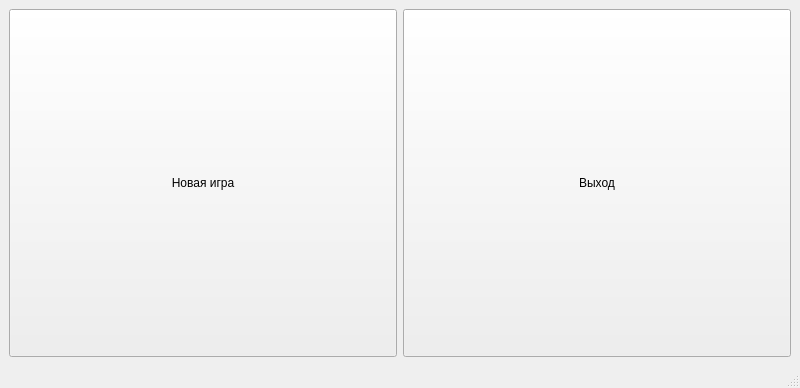
Old version of the form Test_redwood/mainwindow.ui in the repository Tvix57/qtBackpack.
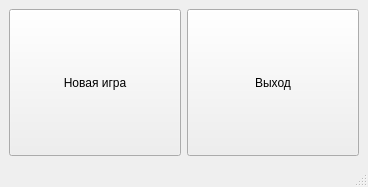
New version of the form.

The edit to the form file:
```diff
--- a/Test_redwood/mainwindow.ui
+++ b/Test_redwood/mainwindow.ui
@@ -6,8 +6,8 @@
    <rect>
     <x>0</x>
     <y>0</y>
-    <width>800</width>
-    <height>388</height>
+    <width>368</width>
+    <height>187</height>
    </rect>
   </property>
   <property name="sizePolicy">
```
Left out of the diff: 4 changed lines with no effect on the pictures.
